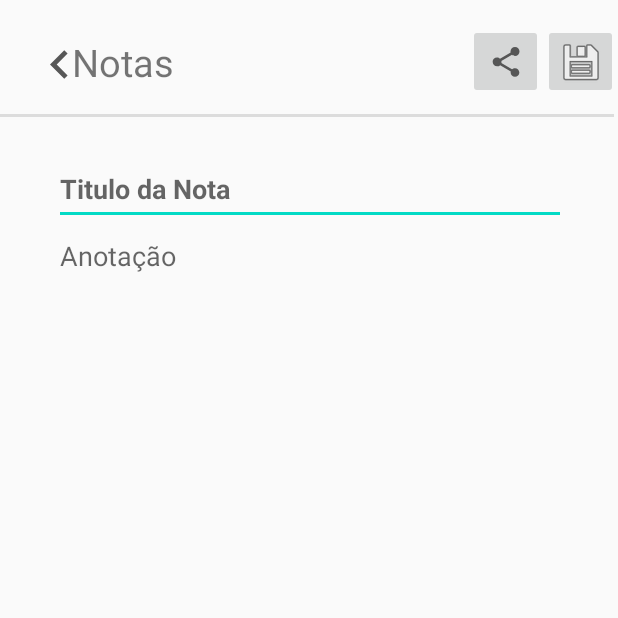
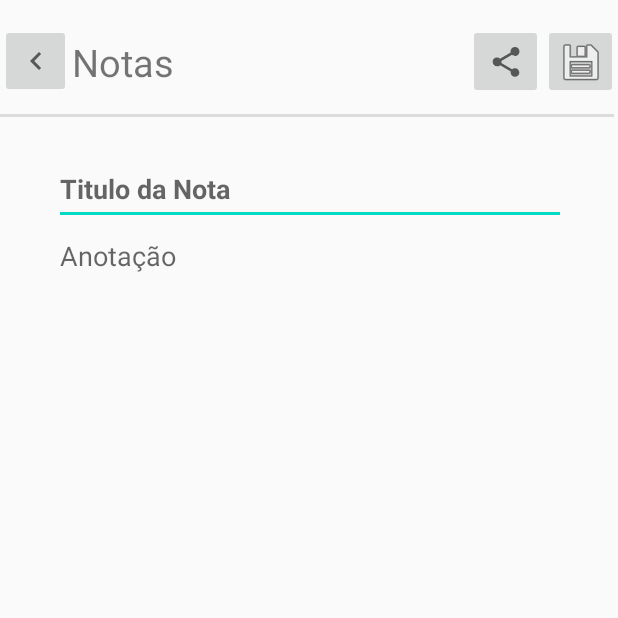
Before and after one commit to MiguelKuckoski/MindKeeper, an Android app: the screen it shows after launch (EditAnotacaoActivity), on a phone screen of 412 x 824 dp, the top half of it. Run offline under Robolectric (Android 15) with nearby library versions, the phone set to English and light mode, and no system bars.

Commit message:
finalizado crud.

```diff
--- a/app/src/main/java/com/blocodenotas/activity/EditAnotacaoActivity.kt
+++ b/app/src/main/java/com/blocodenotas/activity/EditAnotacaoActivity.kt
@@ -5,6 +5,7 @@ import android.content.Intent
 import android.os.Bundle
 import android.widget.EditText
 import android.widget.ImageButton
+import android.widget.TextView
 import androidx.appcompat.app.AppCompatActivity
 import com.blocodenotas.model.Anotacao
 import com.example.blocodenotas.R
@@ -12,26 +13,45 @@ import java.util.*
 
 class EditAnotacaoActivity : AppCompatActivity()  {
 
+    lateinit var textbody : EditText
+    lateinit var titulo : EditText
+    lateinit var idNota : TextView
+
     override fun onCreate(savedInstanceState: Bundle?) {
         super.onCreate(savedInstanceState)
         setContentView(R.layout.activity_anotacao)
+
+        this.textbody = findViewById(R.id.textBody)
+        this.titulo = findViewById(R.id.titulo)
+        this.idNota = findViewById(R.id.idNota)
+
+        val bundle : Bundle? = intent.extras
+        if(bundle != null) {
+            val anotacao: Anotacao = bundle.get("editAnotacao") as Anotacao
+            titulo.setText(anotacao.titulo)
+            textbody.setText(anotacao.conteudo)
+            idNota.text = anotacao.id.toString()
+
+        }
 
         val button : ImageButton = findViewById(R.id.saveButton)
         button.setOnClickListener {
             salvarAnotacao()
         }
 
-    }
-
-    override fun onBackPressed() {
-        super.onBackPressed()
-        salvarAnotacao()
+        val returnButton : ImageButton = findViewById(R.id.imageView)
+        returnButton.setOnClickListener {
+            this.onBackPressed()
+        }
     }
 
     fun salvarAnotacao() {
-        val textbody : EditText = findViewById(R.id.textBody)
-        val titulo : EditText = findViewById(R.id.titulo)
         val anotacao = Anotacao(titulo = titulo.text.toString(), conteudo = textbody.text.toString(), dataModificacao = Calendar.getInstance().getTime().time)
+
+        if(idNota.text != null) {
+            anotacao.id = idNota.text.toString().toInt()
+        }
+
         val replyIntent = Intent()
 
         replyIntent.putExtra(EXTRA_REPLY, anotacao)
--- a/app/src/main/java/com/blocodenotas/dao/AnotacaoRepository.kt
+++ b/app/src/main/java/com/blocodenotas/dao/AnotacaoRepository.kt
@@ -10,4 +10,8 @@ class AnotacaoRepository(private val anotacaoDao: AnotacaoDao) {
     suspend fun insert(anotacao: Anotacao) {
         anotacaoDao.insert(anotacao)
     }
+
+    suspend fun delete(anotacao: Anotacao) {
+        anotacaoDao.delete(anotacao)
+    }
 }
--- a/app/src/main/java/com/blocodenotas/model/AnotacaoViewModel.kt
+++ b/app/src/main/java/com/blocodenotas/model/AnotacaoViewModel.kt
@@ -24,4 +24,8 @@ class AnotacaoViewModel(application: Application) : AndroidViewModel(application
     fun insert(anotacao: Anotacao) = viewModelScope.launch(Dispatchers.IO) {
         repository.insert(anotacao)
     }
+
+    fun delete(anotacao : Anotacao) = viewModelScope.launch(Dispatchers.IO) {
+        repository.delete(anotacao)
+    }
 }
--- a/app/src/main/res/layout/activity_anotacao.xml
+++ b/app/src/main/res/layout/activity_anotacao.xml
@@ -77,15 +77,24 @@
         app:layout_constraintStart_toStartOf="parent"
         app:layout_constraintTop_toTopOf="parent" />
 
-    <ImageView
+    <ImageButton
         android:id="@+id/imageView"
         android:layout_width="47dp"
-        android:layout_height="38dp"
-        android:layout_marginStart="16dp"
-        android:layout_marginLeft="16dp"
-        android:layout_marginTop="24dp"
+        android:layout_height="49dp"
+        android:layout_marginTop="16dp"
         app:layout_constraintStart_toStartOf="parent"
         app:layout_constraintTop_toTopOf="parent"
         app:srcCompat="@drawable/ic_chevron_left_black_24dp" />
 
+    <TextView
+        android:id="@+id/idNota"
+        android:layout_width="0dp"
+        android:layout_height="29dp"
+        android:textSize="25sp"
+        android:visibility="invisible"
+        app:layout_constraintBottom_toBottomOf="parent"
+        app:layout_constraintEnd_toEndOf="parent"
+        app:layout_constraintStart_toStartOf="parent"
+        tools:visibility="invisible" />
+
 </androidx.constraintlayout.widget.ConstraintLayout>
```
Also changed, not shown: app/src/main/java/com/blocodenotas/activity/EditAnotacaoFragment.kt (deleted, +0 -31 lines), app/src/main/java/com/blocodenotas/activity/MainActivity.kt (+39 -6 lines), app/src/main/java/com/blocodenotas/adapter/AdapterNotas.kt (added, +52 -0 lines), app/src/main/java/com/blocodenotas/dao/AnotacaoDao.kt (+5 -4 lines), app/src/main/java/com/blocodenotas/reciclerView/AdapterNotas.kt (deleted, +0 -45 lines), app/src/main/res/layout/activity_main.xml (+4 -5 lines).
